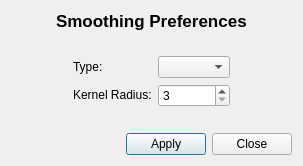
Before: the Qt Designer form code/display/QtPlotter/SmoothPreferences.ui in radio-astro/casa, drawn with Qt 5.
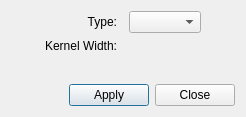
After: the same form once the commit is applied.

Commit message: New Development: No             JIRA Issue: CAS-5179         Ready for Test: Yes      Interface Changes: Yes What Interface Changed: Added class to support non-editable spin box.          Test Programs: List test programs   Put in Release Notes: No              Module(s): Viewer/Profiler/Smoothing            Description: 1.  Don't allow user-entered even kernels. 2.  Change 'radius' to 'width'.

Patch:
```diff
--- a/code/display/QtPlotter/SmoothPreferences.ui
+++ b/code/display/QtPlotter/SmoothPreferences.ui
@@ -6,71 +6,14 @@
    <rect>
     <x>0</x>
     <y>0</y>
-    <width>303</width>
-    <height>166</height>
+    <width>246</width>
+    <height>117</height>
    </rect>
   </property>
   <property name="windowTitle">
    <string>SmoothPreferences</string>
   </property>
   <layout class="QVBoxLayout" name="verticalLayout">
-   <item>
-    <layout class="QHBoxLayout" name="horizontalLayout_4">
-     <item>
-      <spacer name="horizontalSpacer_6">
-       <property name="orientation">
-        <enum>Qt::Horizontal</enum>
-       </property>
-       <property name="sizeHint" stdset="0">
-        <size>
-         <width>40</width>
-         <height>20</height>
-        </size>
-       </property>
-      </spacer>
-     </item>
-     <item>
-      <widget class="QLabel" name="smoothLabel">
-       <property name="font">
-        <font>
-         <pointsize>13</pointsize>
-         <weight>75</weight>
-         <bold>true</bold>
-        </font>
-       </property>
-       <property name="text">
-        <string>Smoothing Preferences</string>
-       </property>
-      </widget>
-     </item>
-     <item>
-      <spacer name="horizontalSpacer_7">
-       <property name="orientation">
-        <enum>Qt::Horizontal</enum>
-       </property>
-       <property name="sizeHint" stdset="0">
-        <size>
-         <width>40</width>
-         <height>20</height>
-        </size>
-       </property>
-      </spacer>
-     </item>
-    </layout>
-   </item>
-   <item>
-    <spacer name="verticalSpacer_2">
-     <property name="orientation">
-      <enum>Qt::Vertical</enum>
-     </property>
-     <property name="sizeHint" stdset="0">
-      <size>
-       <width>20</width>
-       <height>40</height>
-      </size>
-     </property>
-    </spacer>
-   </item>
    <item>
     <layout class="QHBoxLayout" name="horizontalLayout">
      <item>
@@ -93,38 +36,35 @@
          <property name="text">
           <string>&lt;font color='black'&gt;Type:&lt;/font&gt;</string>
          </property>
-        </widget>
-       </item>
-       <item row="0" column="1">
-        <widget class="QComboBox" name="smoothingCombo">
-         <property name="toolTip">
-          <string>Select a smoothing method.</string>
+         <property name="alignment">
+          <set>Qt::AlignRight|Qt::AlignTrailing|Qt::AlignVCenter</set>
          </property>
         </widget>
        </item>
        <item row="1" column="0">
         <widget class="QLabel" name="kernelLabel">
          <property name="text">
-          <string>&lt;font color='black'&gt;Kernel Radius:&lt;/font&gt;</string>
+          <string>&lt;font color='black'&gt;Kernel Width:&lt;/font&gt;</string>
          </property>
+         <property name="alignment">
+          <set>Qt::AlignRight|Qt::AlignTrailing|Qt::AlignVCenter</set>
+         </property>
         </widget>
        </item>
-       <item row="1" column="1">
-        <widget class="QSpinBox" name="radiusSpinBox">
+       <item row="0" column="1">
+        <widget class="QWidget" name="spinHolder" native="true"/>
+       </item>
+       <item row="0" column="2">
+        <widget class="QComboBox" name="smoothingCombo">
          <property name="toolTip">
           <string>Select the kernel width.</string>
          </property>
-         <property name="minimum">
-          <number>3</number>
-         </property>
-         <property name="maximum">
-          <number>11</number>
-         </property>
-         <property name="singleStep">
-          <number>2</number>
-         </property>
-         <property name="value">
-          <number>3</number>
+        </widget>
+       </item>
+       <item row="1" column="2">
+        <widget class="QWidget" name="radiusHolder" native="true">
+         <property name="toolTip">
+          <string>Select the width of the kernel.</string>
          </property>
         </widget>
        </item>
```
Left out of the diff: 2 changed lines with no effect on the pictures. The commit also changes 5 other files.
